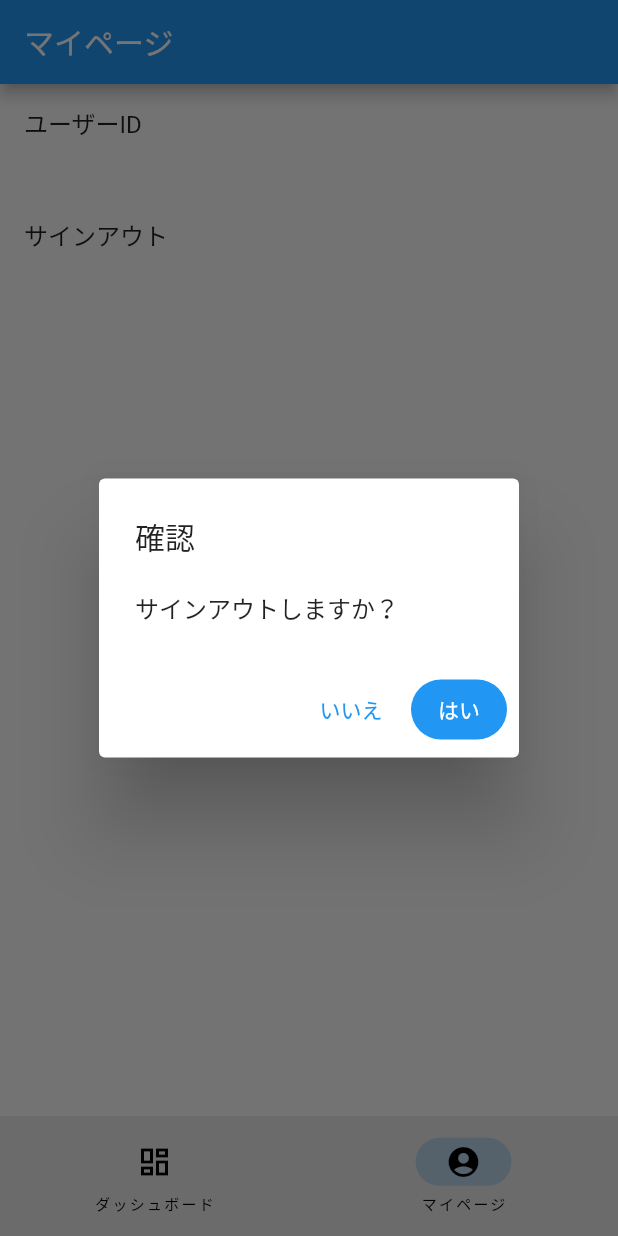
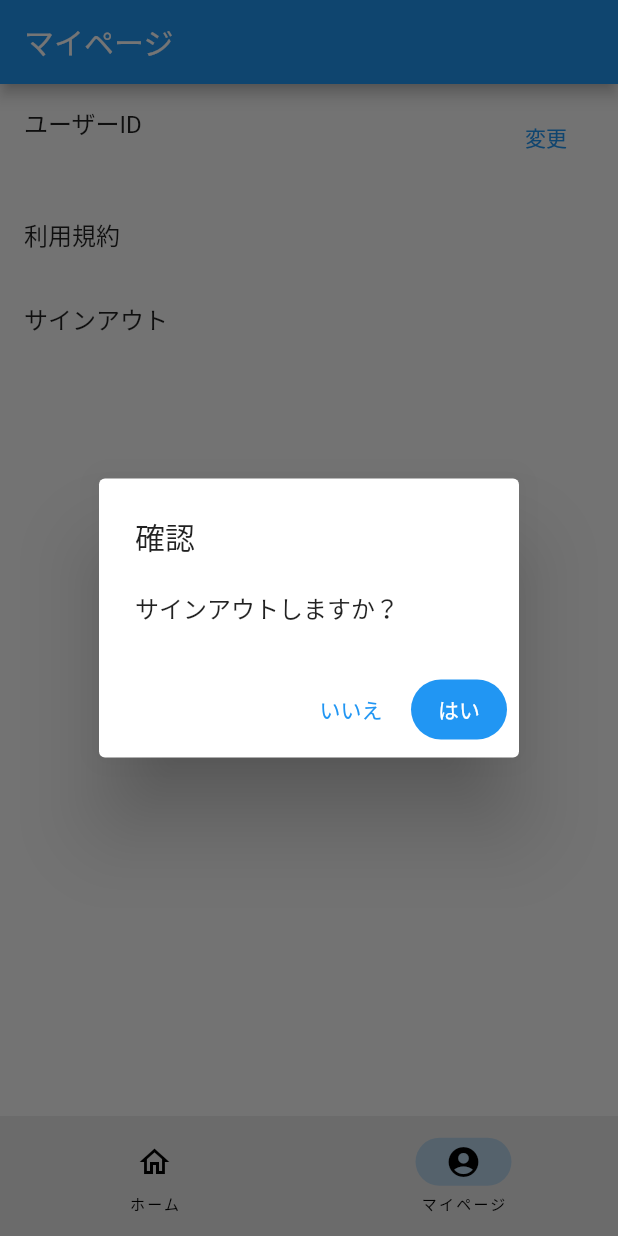
Before and after one commit to susatthi/flutter-sample-auto-route, a Flutter app: the MypagePage screen opened by its route, after a tap on "サインアウト", on a phone screen of 412 x 824 dp. Run offline on Flutter 3.47's test engine with Material 2 defaults, Android fonts, the phone set to English and light mode, and no system bars; our stand-ins replace auto_route, flutter_riverpod, freezed_annotation, hive_flutter, universal_platform, url_strategy; missing offline and left inert: roggle; accounts and stored records are empty.

Commit message:
🚀 feat: ダッシュボードをホームに変更し、利用規約を追加

```diff
--- a/lib/component/navigation.dart
+++ b/lib/component/navigation.dart
@@ -4,10 +4,10 @@ import 'package:flutter/material.dart';
 import '../router.dart';
 
 enum NavigationItem {
-  dashboard(
-    label: 'ダッシュボード',
-    icon: Icons.dashboard_outlined,
-    selectedIcon: Icons.dashboard,
+  home(
+    label: 'ホーム',
+    icon: Icons.home_outlined,
+    selectedIcon: Icons.home,
   ),
   mypage(
     label: 'マイページ',
@@ -37,7 +37,7 @@ class NavigationPage extends StatelessWidget {
   Widget build(BuildContext context) {
     return AutoTabsRouter(
       routes: const [
-        DashboardNavigationRoute(),
+        HomeNavigationRoute(),
         MypageNavigationRoute(),
       ],
       transitionBuilder: (context, child, animation) {
--- a/lib/feature/dashboard/page/dashboard_page.dart
+++ b/lib/feature/home/page/home_page.dart
@@ -5,19 +5,19 @@ import 'package:flutter_riverpod/flutter_riverpod.dart';
 import '../../../router.dart';
 
 @RoutePage()
-class DashboardNavigationPage extends AutoRouter {
-  const DashboardNavigationPage({super.key});
+class HomeNavigationPage extends AutoRouter {
+  const HomeNavigationPage({super.key});
 }
 
 @RoutePage()
-class DashboardPage extends ConsumerWidget {
-  const DashboardPage({super.key});
+class HomePage extends ConsumerWidget {
+  const HomePage({super.key});
 
   @override
   Widget build(BuildContext context, WidgetRef ref) {
     return Scaffold(
       appBar: AppBar(
-        title: const Text('ダッシュボード'),
+        title: const Text('ホーム'),
         actions: [
           IconButton(
             onPressed: () async {
@@ -30,7 +30,7 @@ class DashboardPage extends ConsumerWidget {
       body: const ColoredBox(
         color: Colors.amber,
         child: Center(
-          child: Text('ダッシュボード'),
+          child: Text('ホーム'),
         ),
       ),
     );
--- a/lib/feature/user/page/mypage_page.dart
+++ b/lib/feature/user/page/mypage_page.dart
@@ -2,6 +2,7 @@ import 'package:auto_route/auto_route.dart';
 import 'package:flutter/material.dart';
 import 'package:flutter_riverpod/flutter_riverpod.dart';
 
+import '../../../router.dart';
 import '../state/user.dart';
 import 'component/sign_out.dart';
 import 'component/uid_text_field.dart';
@@ -28,10 +29,13 @@ class MypagePage extends ConsumerWidget {
             ListTile(
               title: const Text('ユーザーID'),
               subtitle: Text(ref.watch(userProvider).value?.uid ?? ''),
-              onTap: () => showModalBottomSheet<void>(
-                context: context,
-                builder: (context) => const _EditUidBottomSheet(),
-              ),
+              trailing: const _EditUidButton(),
+            ),
+            ListTile(
+              title: const Text('利用規約'),
+              onTap: () async {
+                await context.router.navigate(const TermOfServiceRoute());
+              },
             ),
             ListTile(
               title: const Text('サインアウト'),
@@ -43,6 +47,21 @@ class MypagePage extends ConsumerWidget {
           ],
         ),
       ),
+    );
+  }
+}
+
+class _EditUidButton extends StatelessWidget {
+  const _EditUidButton();
+
+  @override
+  Widget build(BuildContext context) {
+    return TextButton(
+      onPressed: () => showModalBottomSheet<void>(
+        context: context,
+        builder: (context) => const _EditUidBottomSheet(),
+      ),
+      child: const Text('変更'),
     );
   }
 }
```
Also changed, not shown: lib/feature/user/page/term_of_service_page.dart (added, +23 -0 lines), lib/router.dart (+9 -4 lines), lib/router.gr.dart.
